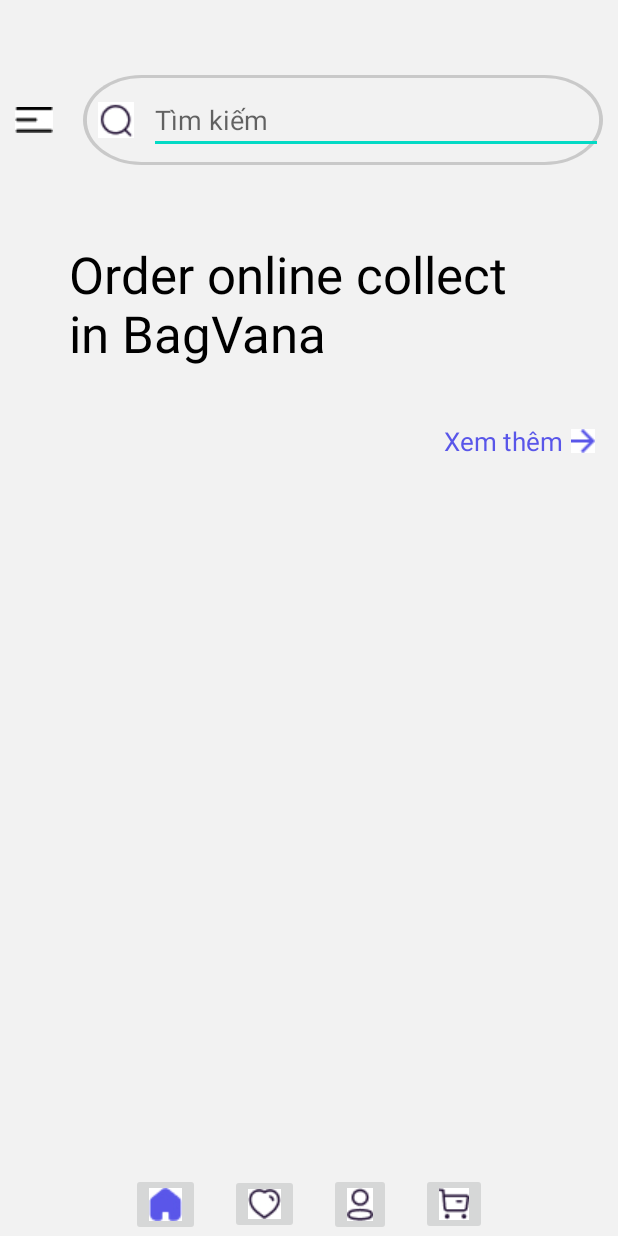
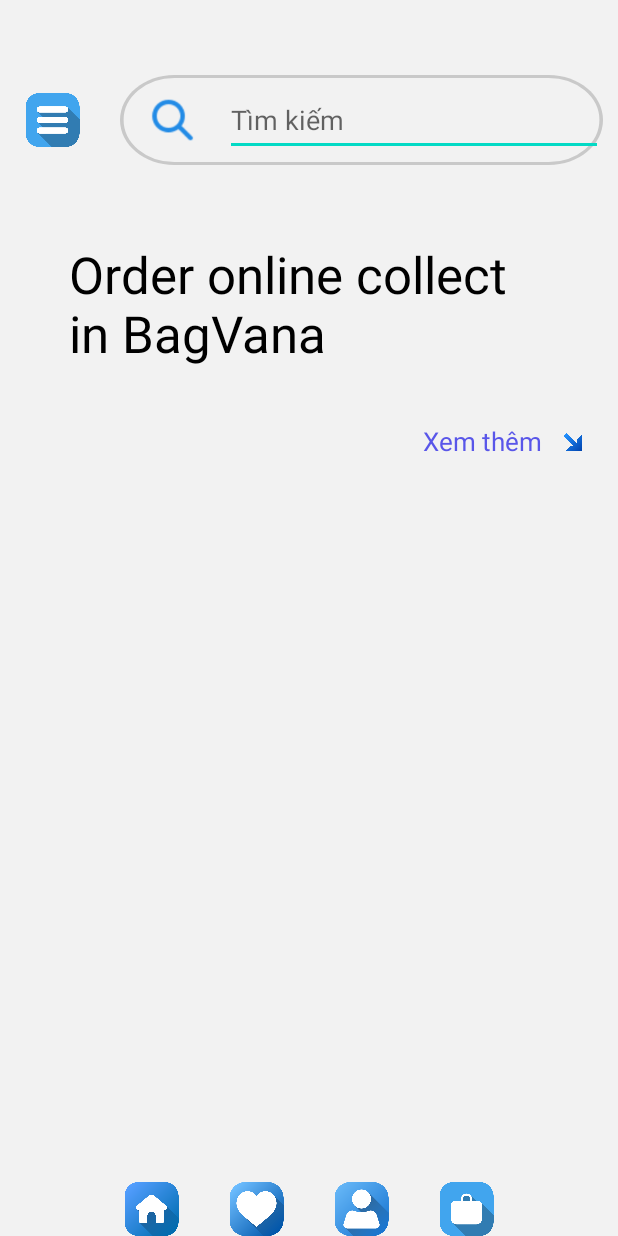
Before and after one commit to maihoang2152002/BagVana, an Android app: the MainActivity screen opened directly, with no data from a screen before it, on a phone screen of 412 x 824 dp. Run offline under Robolectric (Android 15) with nearby library versions, the phone set to English and light mode, and no system bars.

Commit message:
Add icon in homepage

```diff
--- a/app/src/main/java/com/example/bagvana/MainActivity.java
+++ b/app/src/main/java/com/example/bagvana/MainActivity.java
@@ -2,7 +2,6 @@
 
 import androidx.appcompat.app.AppCompatActivity;
 
-import android.content.Intent;
 import android.os.Bundle;
 
 public class MainActivity extends AppCompatActivity {
@@ -10,6 +9,6 @@
     @Override
     protected void onCreate(Bundle savedInstanceState) {
         super.onCreate(savedInstanceState);
-        setContentView(R.layout.activity_main);
+        setContentView(R.layout.activity_home);
     }
 }
--- a/app/src/main/res/layout/activity_main.xml
+++ b/app/src/main/res/layout/activity_home.xml
@@ -1,4 +1,3 @@
-
 <?xml version="1.0" encoding="utf-8"?>
 <androidx.constraintlayout.widget.ConstraintLayout xmlns:android="http://schemas.android.com/apk/res/android"
     xmlns:app="http://schemas.android.com/apk/res-auto"
@@ -21,8 +20,8 @@
                 android:layout_marginTop="50dp"
                 android:layout_marginBottom="50dp">
                 <ImageView
-                    android:layout_width="wrap_content"
-                    android:layout_height="wrap_content"
+                    android:layout_width="50dp"
+                    android:layout_height="36dp"
                     android:src="@drawable/ic_menu"
                     android:layout_marginLeft="10dp"
                     android:layout_marginRight="10dp"
@@ -37,22 +36,25 @@
                     android:layout_marginRight="10dp"
                     >
                     <ImageView
-                        android:layout_width="wrap_content"
-                        android:layout_height="wrap_content"
+                        android:layout_width="50dp"
+                        android:layout_height="36dp"
                         android:src="@drawable/ic_search"
                         android:layout_marginLeft="10dp"
                         android:layout_marginRight="10dp"
                         android:layout_gravity="center">
                     </ImageView>
+
                     <EditText
                         android:id="@+id/search_edittext"
-                        android:layout_width="241dp"
+                        android:layout_width="0dp"
                         android:layout_height="wrap_content"
+                        android:layout_gravity="center"
                         android:layout_weight="1"
                         android:hint="Tìm kiếm"
                         android:inputType="text"
-                        android:layout_gravity="center"
-                        />
+                        android:minHeight="48dp"
+                        android:autofillHints=""
+                        tools:ignore="HardcodedText" />
                 </LinearLayout>
             </LinearLayout>
             <!-- Order online collect in BagVana -->
@@ -60,8 +62,6 @@
                 android:id="@+id/header_title"
                 android:layout_width="319dp"
                 android:layout_height="102dp"
-                android:layout_alignParentLeft="true"
-                android:layout_alignParentTop="true"
                 android:gravity="top"
                 android:textSize="34sp"
                 android:textColor="#000000"
@@ -70,26 +70,27 @@
                 tools:layout_editor_absoluteY="159dp"
                 android:layout_gravity="center"
                 android:layout_marginBottom="20dp"
-                />
+                tools:ignore="HardcodedText" />
 
             <LinearLayout
                 android:layout_width="wrap_content"
                 android:layout_height="wrap_content"
                 android:layout_gravity="end"
-                android:layout_marginRight="15dp">
+                android:layout_marginEnd="15dp"
+                tools:ignore="UseCompoundDrawables">
                 <TextView
                     android:layout_width="wrap_content"
                     android:layout_height="wrap_content"
-                    android:layout_marginRight="5dp"
+                    android:layout_marginEnd="5dp"
                     android:textSize="17sp"
                     android:textColor="#5956E9"
                     android:text="Xem thêm"
                     android:layout_gravity="end">
                 </TextView>
                 <ImageView
-                    android:layout_width="wrap_content"
-                    android:layout_height="wrap_content"
-                    android:src="@drawable/ic_seemore"
+                    android:layout_width="30dp"
+                    android:layout_height="25dp"
+                    android:src="@drawable/ic_down_right_arrow"
                     android:layout_gravity="center">
                 </ImageView>
 
@@ -105,31 +106,31 @@
             android:layout_alignParentBottom="true"
             >
 
-            <ImageButton
+            <ImageView
                 android:id="@+id/imgBtnHome"
-                android:layout_width="wrap_content"
-                android:layout_height="wrap_content"
-                android:layout_marginRight="20dp"
+                android:layout_width="50dp"
+                android:layout_height="36dp"
+                android:layout_marginEnd="20dp"
                 android:src="@drawable/ic_home" />
 
-            <ImageButton
+            <ImageView
                 android:id="@+id/imgBtnBag"
-                android:layout_width="wrap_content"
-                android:layout_height="wrap_content"
-                android:layout_marginRight="20dp"
-                android:src="@drawable/ic_favor" />
+                android:layout_width="50dp"
+                android:layout_height="36dp"
+                android:layout_marginEnd="20dp"
+                android:src="@drawable/ic_favourite_outlined_24dp" />
 
-            <ImageButton
+            <ImageView
                 android:id="@+id/imgBtnProfile"
-                android:layout_width="wrap_content"
-                android:layout_height="wrap_content"
-                android:layout_marginRight="20dp"
-                android:src="@drawable/ic_profile" />
+                android:layout_width="50dp"
+                android:layout_height="36dp"
+                android:layout_marginEnd="20dp"
+                android:src="@drawable/ic_user" />
 
-            <ImageButton
+            <ImageView
                 android:id="@+id/imgBtnCart"
-                android:layout_width="wrap_content"
-                android:layout_height="wrap_content"
+                android:layout_width="50dp"
+                android:layout_height="36dp"
                 android:src="@drawable/ic_cart" />
         </LinearLayout>
 
```
Also changed, not shown: app/src/main/res/drawable/ic_cart.jpg (deleted), app/src/main/res/drawable/ic_cart.png (added), app/src/main/res/drawable/ic_down_right_arrow.png (added), app/src/main/res/drawable/ic_favor.jpg (deleted), app/src/main/res/drawable/ic_home.jpg (deleted), app/src/main/res/drawable/ic_home.png (added), app/src/main/res/drawable/ic_menu.jpg (deleted), app/src/main/res/drawable/ic_menu.png (added), app/src/main/res/drawable/ic_profile.jpg (deleted), app/src/main/res/drawable/ic_right_arrow.png (deleted), app/src/main/res/drawable/ic_search.jpg (deleted), app/src/main/res/drawable/ic_search.png (added), app/src/main/res/drawable/ic_seemore.jpg (deleted), app/src/main/res/drawable/ic_user.png (added).
